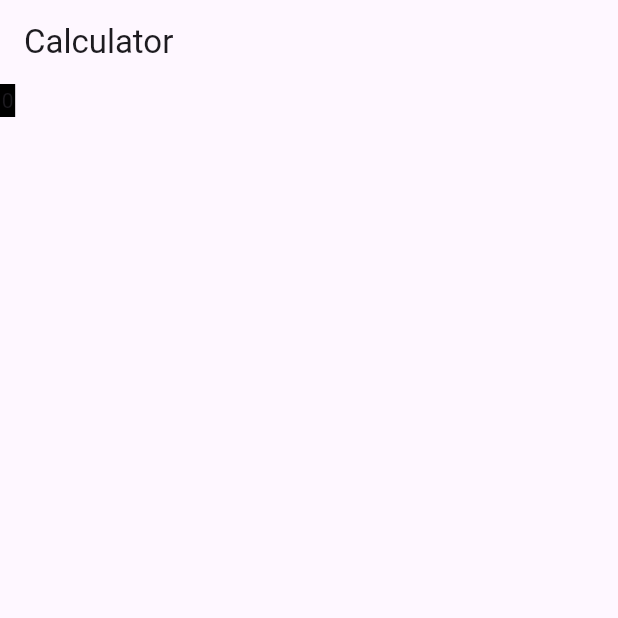
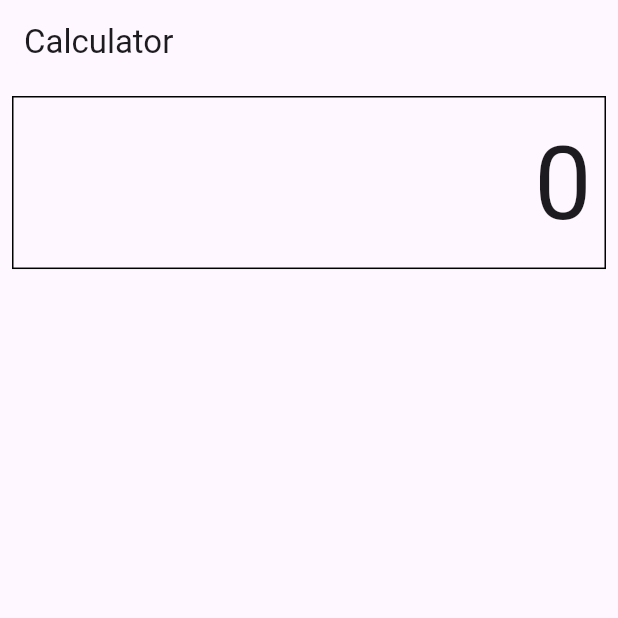
Before and after one commit to lucifron28/calculator, a Flutter app: the screen it shows after launch, on a phone screen of 412 x 824 dp, the top half of it. Run offline on Flutter 3.47's test engine with Material 3 defaults, Android fonts, the phone set to English and light mode, and no system bars; our stand-ins replace logger, math_expressions.

Commit message:
add styling for display

```diff
--- a/lib/widgets/display.dart
+++ b/lib/widgets/display.dart
@@ -7,12 +7,20 @@ class CalculatorDisplay extends StatelessWidget {
 
   @override
   Widget build(BuildContext context) {
-    return Container(
-      decoration: BoxDecoration(
-        border: Border.all(),
-        color: Colors.black,
-        ),
-      child: Text(text),
+    return Padding(
+      padding: const EdgeInsets.all(8.0),
+      child: Container(
+        width: MediaQuery.of(context).size.width,
+        height: MediaQuery.of(context).size.height * 0.14,
+        padding: EdgeInsets.all(8.0),
+        decoration: BoxDecoration(
+          border: Border.all(),
+          ),
+        child: FittedBox(
+          alignment: Alignment.centerRight,
+          child: Text(text),
+          ),
+      ),
     );
   }
 }
```
